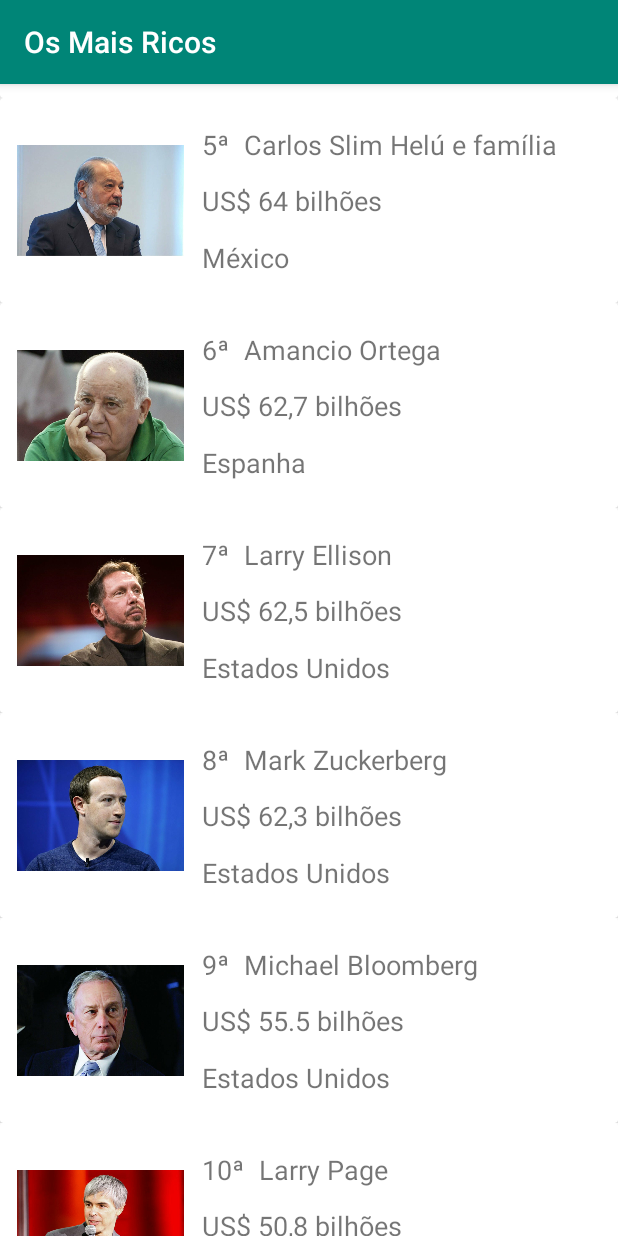
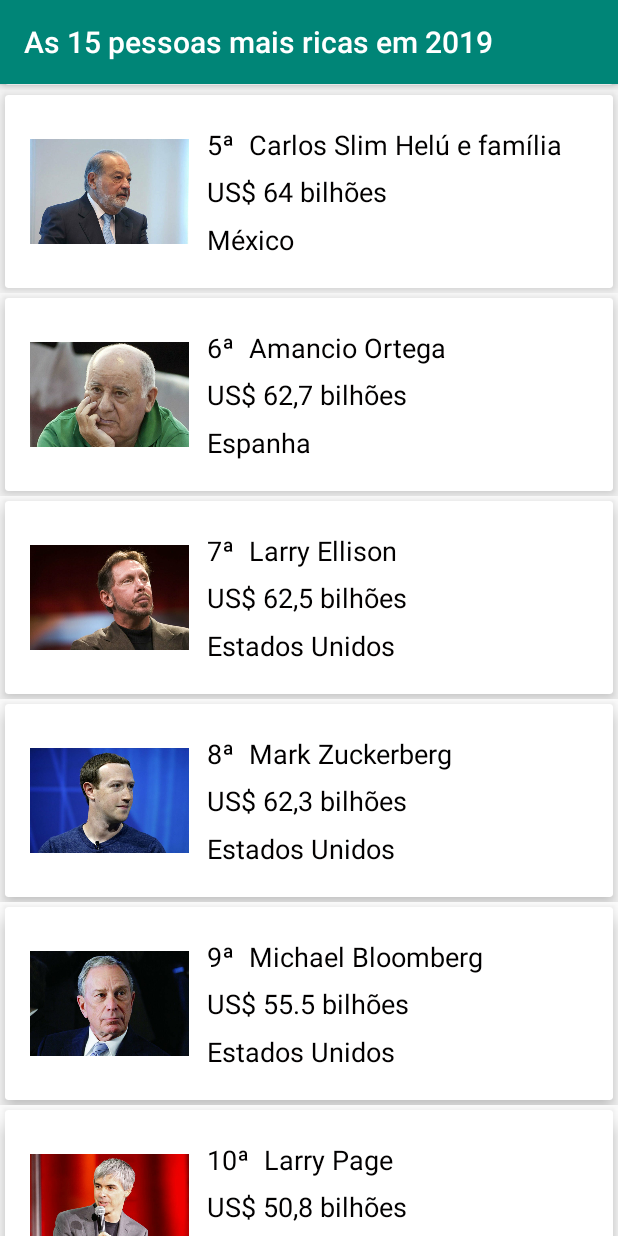
Before and after one commit to andrehfreitas/OsMaisRicosDPM, an Android app: the screen it shows after launch (MainActivity), scrolled down 537 dp, on a phone screen of 412 x 824 dp. Run offline under Robolectric (Android 15) with nearby library versions, the phone set to English and light mode, and no system bars.

Commit message:
Aplicação de efeitos no Cardview

```diff
--- a/app/src/main/res/layout/item_lista.xml
+++ b/app/src/main/res/layout/item_lista.xml
@@ -7,20 +7,34 @@
 
     <androidx.cardview.widget.CardView
         android:layout_width="match_parent"
-        android:layout_height="wrap_content">
+        android:layout_height="wrap_content"
+        android:layout_marginStart="3dp"
+        android:layout_marginLeft="3dp"
+        android:layout_marginTop="3dp"
+        android:layout_marginEnd="3dp"
+        android:layout_marginRight="3dp"
+        android:layout_marginBottom="3dp"
+        android:foreground="?android:attr/selectableItemBackground"
+        android:innerRadius="0dp"
+        app:cardElevation="8dp"
+        app:layout_constraintBottom_toBottomOf="parent"
+        app:layout_constraintEnd_toEndOf="parent"
+        app:layout_constraintStart_toStartOf="parent"
+        app:layout_constraintTop_toTopOf="parent">
 
         <androidx.constraintlayout.widget.ConstraintLayout
             android:layout_width="match_parent"
             android:layout_height="match_parent"
-            android:layout_margin="5dp">
+            android:layout_margin="5dp"
+            android:paddingLeft="8dp">
 
             <ImageView
                 android:id="@+id/imgFoto"
-                android:layout_width="111dp"
-                android:layout_height="114dp"
-                android:layout_marginStart="6dp"
-                android:layout_marginTop="6dp"
-                android:layout_marginBottom="6dp"
+                android:layout_width="106dp"
+                android:layout_height="110dp"
+                android:layout_marginStart="3dp"
+                android:layout_marginTop="4dp"
+                android:layout_marginBottom="4dp"
                 app:layout_constraintBottom_toBottomOf="parent"
                 app:layout_constraintStart_toStartOf="parent"
                 app:layout_constraintTop_toTopOf="parent"
@@ -32,6 +46,7 @@
                 android:layout_height="wrap_content"
                 android:layout_marginStart="10dp"
                 android:text="Nome"
+                android:textColor="#020000"
                 android:textSize="18sp"
                 app:layout_constraintEnd_toEndOf="parent"
                 app:layout_constraintStart_toEndOf="@+id/tvPosicao"
@@ -42,7 +57,9 @@
                 android:layout_width="0dp"
                 android:layout_height="wrap_content"
                 android:layout_marginStart="12dp"
+                android:layout_marginTop="8dp"
                 android:text="Posicao"
+                android:textColor="#020000"
                 android:textSize="18sp"
                 app:layout_constraintBottom_toTopOf="@+id/tvFortuna"
                 app:layout_constraintStart_toEndOf="@+id/imgFoto"
@@ -53,20 +70,25 @@
                 android:layout_width="0dp"
                 android:layout_height="wrap_content"
                 android:text="Fortuna"
+                android:textColor="#020000"
                 android:textSize="18sp"
                 app:layout_constraintBottom_toTopOf="@+id/tvPais"
                 app:layout_constraintEnd_toEndOf="parent"
+                app:layout_constraintHorizontal_bias="0.5"
                 app:layout_constraintStart_toStartOf="@+id/tvPosicao"
-                app:layout_constraintTop_toBottomOf="@+id/tvPosicao" />
+                app:layout_constraintTop_toBottomOf="@+id/tvNome" />
 
             <TextView
                 android:id="@+id/tvPais"
                 android:layout_width="0dp"
                 android:layout_height="wrap_content"
+                android:layout_marginBottom="8dp"
                 android:text="Pais"
+                android:textColor="#020000"
                 android:textSize="18sp"
                 app:layout_constraintBottom_toBottomOf="parent"
                 app:layout_constraintEnd_toEndOf="parent"
+                app:layout_constraintHorizontal_bias="0.5"
                 app:layout_constraintStart_toStartOf="@+id/tvFortuna"
                 app:layout_constraintTop_toBottomOf="@+id/tvFortuna" />
         </androidx.constraintlayout.widget.ConstraintLayout>
--- a/app/src/main/res/values/strings.xml
+++ b/app/src/main/res/values/strings.xml
@@ -1,3 +1,3 @@
 <resources>
-    <string name="app_name">Os Mais Ricos</string>
+    <string name="app_name">As 15 pessoas mais ricas em 2019</string>
 </resources>
```
